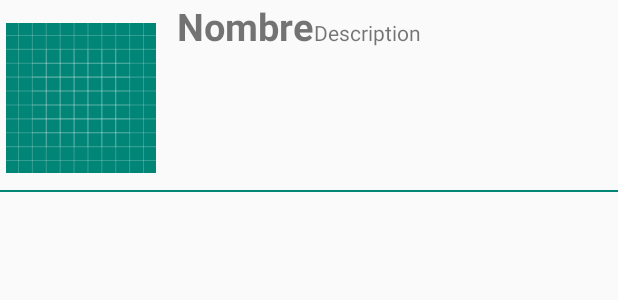
After one commit to isaacmartinezimv/TestingFeatures, an Android app: the layout item_list.xml on its own in the app's theme, with its tools: preview values and no code run, on a phone screen of 412 x 824 dp. The commit adds this screen. Shown: the top 300 px of the screen. Run offline under Robolectric (Android 15) with nearby library versions, the phone set to English and light mode, and no system bars.

```diff
--- a/app/build.gradle
+++ b/app/build.gradle
@@ -26,6 +26,7 @@ dependencies {
     implementation 'com.google.firebase:firebase-core:16.0.1'
     implementation 'com.google.firebase:firebase-storage:16.0.1'
     implementation 'com.google.firebase:firebase-database:16.0.1'
+    implementation 'com.android.support:recyclerview-v7:28.0.0'
 
     testImplementation 'junit:junit:4.12'
     androidTestImplementation 'com.android.support.test:runner:1.0.2'
--- a/app/src/main/java/com/example/isaac/pruebam8uf2/MainActivity.java
+++ b/app/src/main/java/com/example/isaac/pruebam8uf2/MainActivity.java
@@ -114,4 +114,10 @@ FragmentListaIncidencias.OnFragmentInteractionListener {
         super.onPostResume();
         audioPlayer.start();
     }
+
+    @Override
+    protected void onStop() {
+        super.onStop();
+        audioPlayer.pause();
+    }
 }
--- /dev/null
+++ b/app/src/main/res/layout/item_list.xml
@@ -0,0 +1,52 @@
+<?xml version="1.0" encoding="utf-8"?>
+<LinearLayout xmlns:android="http://schemas.android.com/apk/res/android"
+    android:layout_width="match_parent"
+    android:layout_height="match_parent"
+    android:orientation="vertical">
+
+    <LinearLayout
+        android:layout_width="match_parent"
+        android:layout_height="wrap_content"
+        android:orientation="horizontal">
+
+        <ImageView
+            android:id="@+id/idImagen"
+            android:layout_width="wrap_content"
+            android:layout_height="100dp"
+            android:src="@drawable/ic_launcher_background"
+            android:layout_marginTop="15dp"
+            android:layout_marginRight="10dp"/>
+
+        <LinearLayout
+            android:layout_width="wrap_content"
+            android:layout_height="wrap_content"
+            android:orientation="horizontal">
+
+            <TextView
+                android:id="@+id/idNombre"
+                android:layout_width="wrap_content"
+                android:layout_height="wrap_content"
+                android:text="Nombre"
+                android:textSize="25sp"
+                android:textStyle="bold"/>
+
+            <TextView
+                android:id="@+id/idInfo"
+                android:layout_width="wrap_content"
+                android:layout_height="wrap_content"
+                android:text="Description"
+                android:layout_marginBottom="15dp"
+                android:layout_marginRight="10dp"/>
+
+        </LinearLayout>
+
+    </LinearLayout>
+
+    <TextView
+        android:layout_width="match_parent"
+        android:layout_height="1dp"
+        android:background="@color/colorPrimary"
+        android:layout_below="@+id/idImagen"
+        android:layout_marginTop="11dp"/>
+
+</LinearLayout>
```
Also changed, not shown: app/src/main/java/com/example/isaac/pruebam8uf2/FragmentReportarIncidencia.java (+22 -2 lines), app/src/main/java/com/example/isaac/pruebam8uf2/ImageUploadInfo.java (+36 -0 lines).
